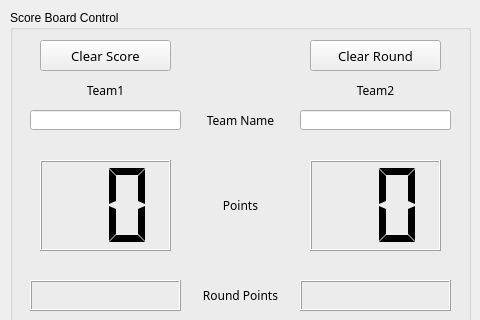
Above: eSST_Controller_Gui/view/score_board_view.ui from RuiChen0101/eSports-Stream-Tools before the change; both pictures show x 0 to 480 and y 0 to 320 of the 770 by 480 pixel window. Below: the same form after it.
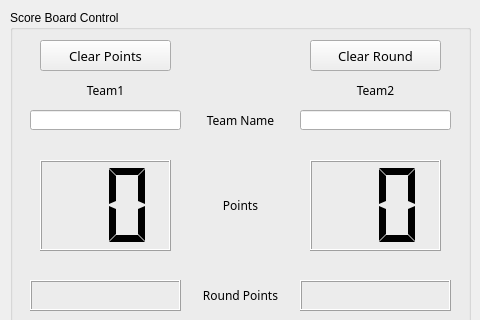
That is the form after the change.

The edit to the form file:
```diff
--- a/eSST_Controller_Gui/view/score_board_view.ui
+++ b/eSST_Controller_Gui/view/score_board_view.ui
@@ -318,7 +318,7 @@
      </font>
     </property>
     <property name="text">
-     <string>Clear Score</string>
+     <string>Clear Points</string>
     </property>
    </widget>
    <widget class="QPushButton" name="clear_round">
```
